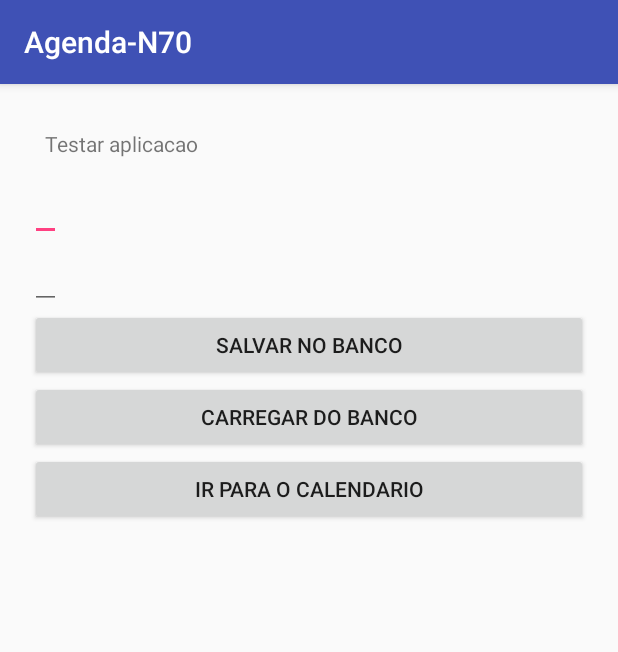
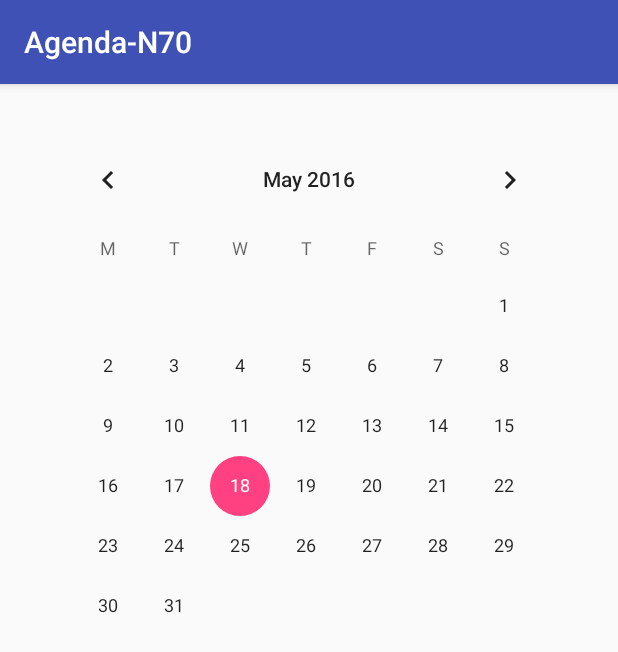
Before and after one commit to kelvinkz/krdcer70, an Android app: the screen it shows after launch (MainActivity), on a phone screen of 412 x 824 dp. Shown: the top 652 px of the screen. Run offline under Robolectric (Android 15) with nearby library versions, the phone set to English and light mode, and no system bars.

Commit message:
Mudando Main activity para o Calendar e criando classe de permissoes

```diff
--- a/AgendaN70/app/src/main/AndroidManifest.xml
+++ b/AgendaN70/app/src/main/AndroidManifest.xml
@@ -15,7 +15,6 @@
                 <category android:name="android.intent.category.LAUNCHER" />
             </intent-filter>
         </activity>
-        <activity android:name=".CalendarActivity" />
         <activity android:name=".NewEventActivity"></activity>
     </application>
 
--- a/AgendaN70/app/src/main/java/com/engenharia/agendan70/MainActivity.java
+++ b/AgendaN70/app/src/main/java/com/engenharia/agendan70/MainActivity.java
@@ -1,21 +1,44 @@
 package com.engenharia.agendan70;
 
-import android.content.Intent;
 import android.os.Bundle;
 import android.support.v7.app.AppCompatActivity;
+import android.widget.CalendarView;
+import android.widget.Toast;
 
 public class MainActivity extends AppCompatActivity {
+
+    CalendarView calendar;
 
     @Override
     protected void onCreate(Bundle savedInstanceState) {
         super.onCreate(savedInstanceState);
         setContentView(R.layout.activity_main);
 
-        final AcessoBanco db = AcessoBanco.getInstance(this);
+        initializeCalendar();
     }
 
-    public void gotoToCalendario() {
-        Intent intent = new Intent(this, CalendarActivity.class);
-        startActivity(intent);
+    public void initializeCalendar() {
+        calendar = (CalendarView) findViewById(R.id.calendar);
+
+        calendar.setShowWeekNumber(false);
+
+        calendar.setFirstDayOfWeek(2);
+
+        calendar.setSelectedWeekBackgroundColor(getResources().getColor(R.color.green));
+
+        calendar.setUnfocusedMonthDateColor(getResources().getColor(R.color.blue));
+
+        calendar.setWeekSeparatorLineColor(getResources().getColor(R.color.blue));
+
+        calendar.setSelectedDateVerticalBar(R.color.darkgreen);
+
+        calendar.setOnDateChangeListener(new CalendarView.OnDateChangeListener() {
+
+            //show the selected date as a toast
+            @Override
+            public void onSelectedDayChange(CalendarView view, int year, int month, int day) {
+                Toast.makeText(getApplicationContext(), day + "/" + month + "/" + year, Toast.LENGTH_LONG).show();
+            }
+        });
     }
 }
--- a/AgendaN70/app/src/main/res/layout/activity_main.xml
+++ b/AgendaN70/app/src/main/res/layout/activity_main.xml
@@ -5,33 +5,9 @@
     android:padding="20dp"
     android:orientation="vertical" >
 
-    <TextView
-        android:text="Testar aplicacao"
+    <CalendarView
+        android:id="@+id/calendar"
         android:layout_margin="10dp"
-        android:layout_width="wrap_content"
-        android:layout_height="wrap_content" />
-    <EditText
-        android:layout_width="wrap_content"
-        android:layout_height="wrap_content"
-        android:id="@+id/codigo"/>
-    <EditText
-        android:layout_width="wrap_content"
-        android:layout_height="wrap_content"
-        android:id="@+id/nome"/>
-    <Button
-        android:text="Salvar no banco"
         android:layout_width="match_parent"
-        android:layout_height="wrap_content"
-        android:id="@+id/buttonSalvar"/>
-    <Button
-        android:text="Carregar do banco"
-        android:layout_width="match_parent"
-        android:layout_height="wrap_content"
-        android:id="@+id/buttonCarregar"/>
-    <Button
-        android:text="Ir para o calendario"
-        android:layout_width="match_parent"
-        android:layout_height="wrap_content"
-        android:id="@+id/buttonCalendario"
-        android:onClick="gotoToCalendario"/>
+        android:layout_height="match_parent" />
 </LinearLayout>
```
Also changed, not shown: AgendaN70/app/src/main/java/com/engenharia/agendan70/CalendarActivity.java (deleted, +0 -47 lines), AgendaN70/app/src/main/java/com/engenharia/agendan70/Permissions.java (added, +29 -0 lines), AgendaN70/app/src/main/res/layout/activity_calendar.xml (deleted, +0 -13 lines).
